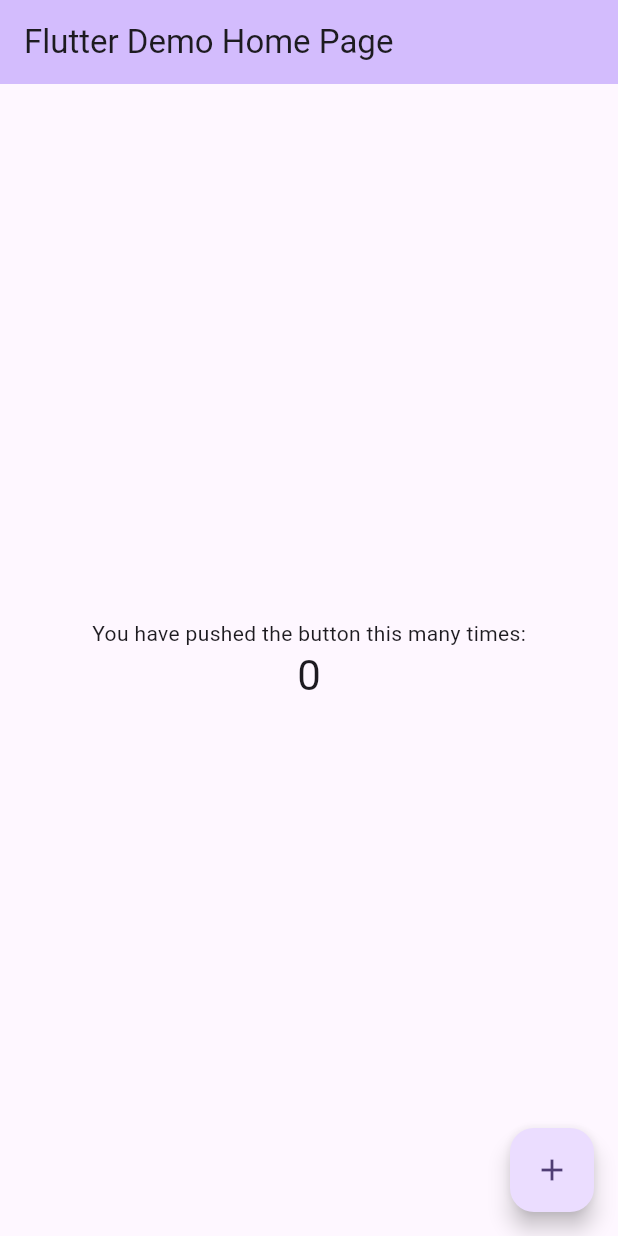
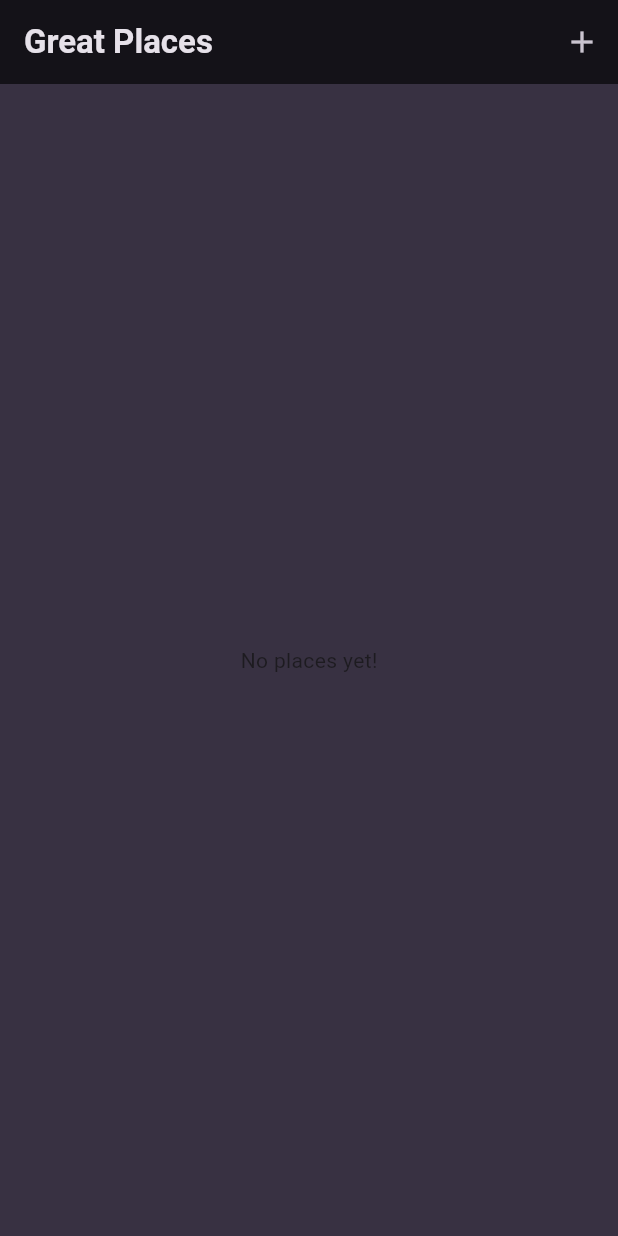
Before and after one commit to vohoangloc123/favorite_places_app, a Flutter app: the screen it shows after launch, on a phone screen of 412 x 824 dp. Run offline on Flutter 3.47's test engine with Material 3 defaults, Android fonts, the phone set to English and light mode, and no system bars; our stand-ins replace google_fonts.

Commit message:
Add a 'Places' Screen

```diff
--- a/lib/main.dart
+++ b/lib/main.dart
@@ -1,125 +1,47 @@
+import 'package:favorite_places_app/models/place.dart';
+import 'package:favorite_places_app/screens/places.dart';
 import 'package:flutter/material.dart';
 
+import 'package:google_fonts/google_fonts.dart';
+
+final colorScheme = ColorScheme.fromSeed(
+  brightness: Brightness.dark,
+  seedColor: const Color.fromARGB(255, 102, 6, 247),
+  background: const Color.fromARGB(255, 56, 49, 66),
+);
+
+final theme = ThemeData().copyWith(
+  useMaterial3: true,
+  scaffoldBackgroundColor: colorScheme.background,
+  colorScheme: colorScheme,
+  textTheme: GoogleFonts.ubuntuCondensedTextTheme().copyWith(
+    titleSmall: GoogleFonts.ubuntuCondensed(
+      fontWeight: FontWeight.bold,
+    ),
+    titleMedium: GoogleFonts.ubuntuCondensed(
+      fontWeight: FontWeight.bold,
+    ),
+    titleLarge: GoogleFonts.ubuntuCondensed(
+      fontWeight: FontWeight.bold,
+    ),
+  ),
+);
+
 void main() {
-  runApp(const MyApp());
+  runApp(
+    const MyApp(),
+  );
 }
 
 class MyApp extends StatelessWidget {
-  const MyApp({super.key});
+  const MyApp({Key? key}) : super(key: key);
 
-  // This widget is the root of your application.
   @override
   Widget build(BuildContext context) {
     return MaterialApp(
-      title: 'Flutter Demo',
-      theme: ThemeData(
-        // This is the theme of your application.
-        //
-        // TRY THIS: Try running your application with "flutter run". You'll see
-        // the application has a purple toolbar. Then, without quitting the app,
-        // try changing the seedColor in the colorScheme below to Colors.green
-        // and then invoke "hot reload" (save your changes or press the "hot
-        // reload" button in a Flutter-supported IDE, or press "r" if you used
-        // the command line to start the app).
-        //
-        // Notice that the counter didn't reset back to zero; the application
-        // state is not lost during the reload. To reset the state, use hot
-        // restart instead.
-        //
-        // This works for code too, not just values: Most code changes can be
-        // tested with just a hot reload.
-        colorScheme: ColorScheme.fromSeed(seedColor: Colors.deepPurple),
-        useMaterial3: true,
-      ),
-      home: const MyHomePage(title: 'Flutter Demo Home Page'),
+      title: 'Great Places',
+      theme: theme,
+      home: const PlacesScreen(),
     );
   }
 }
-
-class MyHomePage extends StatefulWidget {
-  const MyHomePage({super.key, required this.title});
-
-  // This widget is the home page of your application. It is stateful, meaning
-  // that it has a State object (defined below) that contains fields that affect
-  // how it looks.
-
-  // This class is the configuration for the state. It holds the values (in this
-  // case the title) provided by the parent (in this case the App widget) and
-  // used by the build method of the State. Fields in a Widget subclass are
-  // always marked "final".
-
-  final String title;
-
-  @override
-  State<MyHomePage> createState() => _MyHomePageState();
-}
-
-class _MyHomePageState extends State<MyHomePage> {
-  int _counter = 0;
-
-  void _incrementCounter() {
-    setState(() {
-      // This call to setState tells the Flutter framework that something has
-      // changed in this State, which causes it to rerun the build method below
-      // so that the display can reflect the updated values. If we changed
-      // _counter without calling setState(), then the build method would not be
-      // called again, and so nothing would appear to happen.
-      _counter++;
-    });
-  }
-
-  @override
-  Widget build(BuildContext context) {
-    // This method is rerun every time setState is called, for instance as done
-    // by the _incrementCounter method above.
-    //
-    // The Flutter framework has been optimized to make rerunning build methods
-    // fast, so that you can just rebuild anything that needs updating rather
-    // than having to individually change instances of widgets.
-    return Scaffold(
-      appBar: AppBar(
-        // TRY THIS: Try changing the color here to a specific color (to
-        // Colors.amber, perhaps?) and trigger a hot reload to see the AppBar
-        // change color while the other colors stay the same.
-        backgroundColor: Theme.of(context).colorScheme.inversePrimary,
-        // Here we take the value from the MyHomePage object that was created by
-        // the App.build method, and use it to set our appbar title.
-        title: Text(widget.title),
-      ),
-      body: Center(
-        // Center is a layout widget. It takes a single child and positions it
-        // in the middle of the parent.
-        child: Column(
-          // Column is also a layout widget. It takes a list of children and
-          // arranges them vertically. By default, it sizes itself to fit its
-          // children horizontally, and tries to be as tall as its parent.
-          //
-          // Column has various properties to control how it sizes itself and
-          // how it positions its children. Here we use mainAxisAlignment to
-          // center the children vertically; the main axis here is the vertical
-          // axis because Columns are vertical (the cross axis would be
-          // horizontal).
-          //
-          // TRY THIS: Invoke "debug painting" (choose the "Toggle Debug Paint"
-          // action in the IDE, or press "p" in the console), to see the
-          // wireframe for each widget.
-          mainAxisAlignment: MainAxisAlignment.center,
-          children: <Widget>[
-            const Text(
-              'You have pushed the button this many times:',
-            ),
-            Text(
-              '$_counter',
-              style: Theme.of(context).textTheme.headlineMedium,
-            ),
-          ],
-        ),
-      ),
-      floatingActionButton: FloatingActionButton(
-        onPressed: _incrementCounter,
-        tooltip: 'Increment',
-        child: const Icon(Icons.add),
-      ), // This trailing comma makes auto-formatting nicer for build methods.
-    );
-  }
-}
--- /dev/null
+++ b/lib/screens/places.dart
@@ -0,0 +1,22 @@
+import 'package:favorite_places_app/widgets/places_list.dart';
+import 'package:flutter/material.dart';
+
+class PlacesScreen extends StatelessWidget {
+  const PlacesScreen({super.key});
+
+  @override
+  Widget build(BuildContext context) {
+    return Scaffold(
+      appBar: AppBar(
+        title: Text('Great Places'),
+        actions: [
+          IconButton(
+            icon: const Icon(Icons.add),
+            onPressed: () {},
+          ),
+        ],
+      ),
+      body: const PlacesList(places: []),
+    );
+  }
+}
--- /dev/null
+++ b/lib/widgets/places_list.dart
@@ -0,0 +1,25 @@
+import 'package:favorite_places_app/models/place.dart';
+import 'package:flutter/material.dart';
+
+class PlacesList extends StatelessWidget {
+  final List<Place> places;
+  const PlacesList({super.key, required this.places});
+
+  @override
+  Widget build(BuildContext context) {
+    if (places.isEmpty) {
+      return const Center(
+        child: Text('No places yet!'),
+      );
+    }
+    return ListView.builder(itemBuilder: (context, index) {
+      final place = places[index];
+      return ListTile(
+        title: Text(place.title,
+            style: Theme.of(context).textTheme.titleMedium!.copyWith(
+                  color: Theme.of(context).colorScheme.onSurface,
+                )),
+      );
+    });
+  }
+}
```
Also changed, not shown: lib/screens/add_place.dart (added), lib/screens/places_detail.dart (added).
